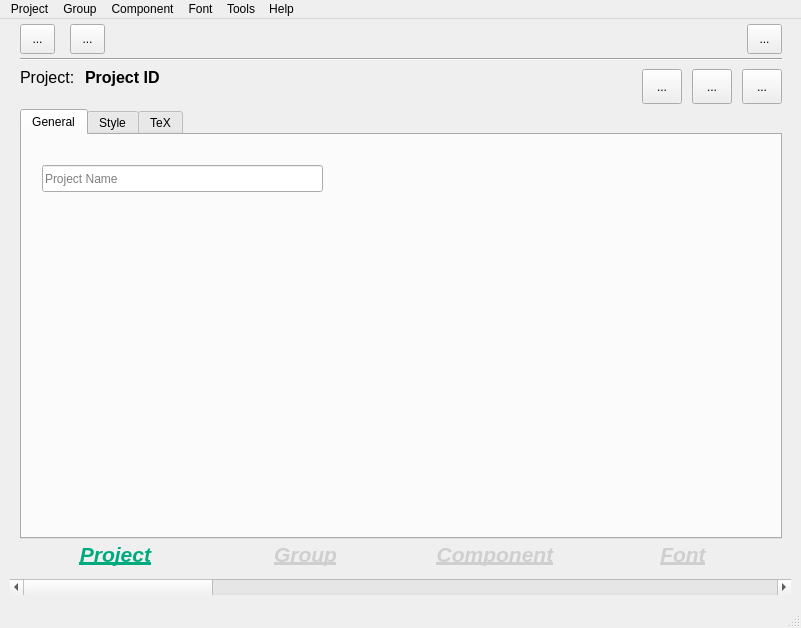
First picture: the form in lib/rapuma/dialog/main_dlg.ui, repository sillsdev/rapuma, before the edit.
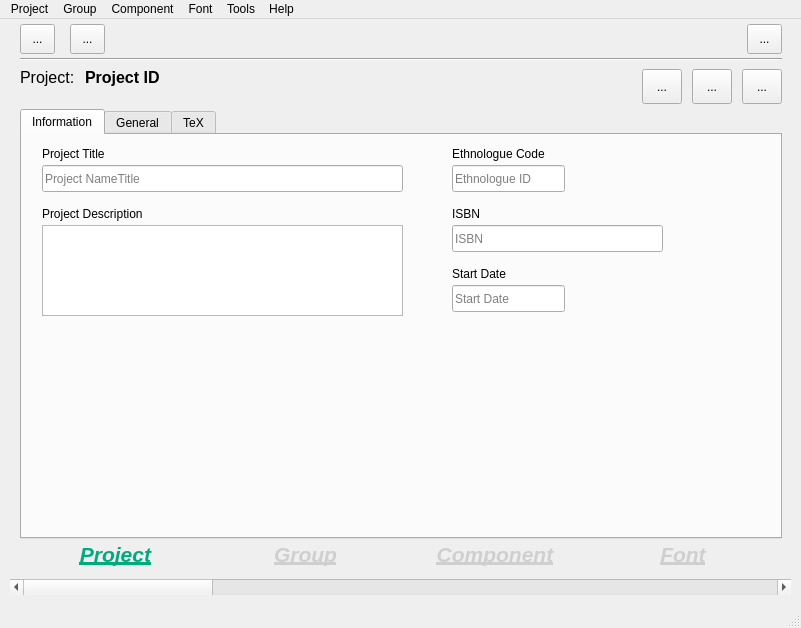
Second picture: the form after the edit. The open tabs and pages were chosen to show the change. Icons and pictures are not drawn.

What changed in the file:
```diff
--- a/lib/rapuma/dialog/main_dlg.ui
+++ b/lib/rapuma/dialog/main_dlg.ui
@@ -95,7 +95,7 @@
       </property>
       <widget class="QWidget" name="tabGeneralSettings">
        <attribute name="title">
-        <string>General</string>
+        <string>Information</string>
        </attribute>
        <attribute name="toolTip">
         <string>Backup project</string>
@@ -105,7 +105,7 @@
          <rect>
           <x>20</x>
           <y>30</y>
-          <width>281</width>
+          <width>361</width>
           <height>27</height>
          </rect>
         </property>
@@ -113,13 +113,136 @@
          <string>Project name, could be book title</string>
         </property>
         <property name="placeholderText">
-         <string>Project Name</string>
+         <string>Project NameTitle</string>
+        </property>
+       </widget>
+       <widget class="QTextEdit" name="textEditProjectPgInformationDescription">
+        <property name="geometry">
+         <rect>
+          <x>20</x>
+          <y>90</y>
+          <width>361</width>
+          <height>91</height>
+         </rect>
+        </property>
+       </widget>
+       <widget class="QLabel" name="lableProjectPgInformationDescription">
+        <property name="geometry">
+         <rect>
+          <x>20</x>
+          <y>70</y>
+          <width>141</width>
+          <height>17</height>
+         </rect>
+        </property>
+        <property name="text">
+         <string>Project Description</string>
+        </property>
+       </widget>
+       <widget class="QLabel" name="labelProjectPgInformationProjectTitle">
+        <property name="geometry">
+         <rect>
+          <x>20</x>
+          <y>10</y>
+          <width>101</width>
+          <height>17</height>
+         </rect>
+        </property>
+        <property name="text">
+         <string>Project Title</string>
+        </property>
+       </widget>
+       <widget class="QLineEdit" name="lineEditProjectPgInformationEthnologueId">
+        <property name="geometry">
+         <rect>
+          <x>430</x>
+          <y>30</y>
+          <width>113</width>
+          <height>27</height>
+         </rect>
+        </property>
+        <property name="toolTip">
+         <string>Enter the three letter Ethnologue code for this language</string>
+        </property>
+        <property name="placeholderText">
+         <string>Ethnologue ID</string>
+        </property>
+       </widget>
+       <widget class="QLabel" name="labelProjectPgInformationEthnologueId">
+        <property name="geometry">
+         <rect>
+          <x>430</x>
+          <y>10</y>
+          <width>121</width>
+          <height>17</height>
+         </rect>
+        </property>
+        <property name="text">
+         <string>Ethnologue Code</string>
+        </property>
+       </widget>
+       <widget class="QLabel" name="labelProjectPgInformationIsbn">
+        <property name="geometry">
+         <rect>
+          <x>430</x>
+          <y>70</y>
+          <width>66</width>
+          <height>17</height>
+         </rect>
+        </property>
+        <property name="text">
+         <string>ISBN</string>
+        </property>
+       </widget>
+       <widget class="QLabel" name="labelProjectPgInformationStartDate">
+        <property name="geometry">
+         <rect>
+          <x>430</x>
+          <y>130</y>
+          <width>81</width>
+          <height>17</height>
+         </rect>
+        </property>
+        <property name="text">
+         <string>Start Date</string>
+        </property>
+       </widget>
+       <widget class="QLineEdit" name="lineEditProjectPgInformationIsbn">
+        <property name="geometry">
+         <rect>
+          <x>430</x>
+          <y>90</y>
+          <width>211</width>
+          <height>27</height>
+         </rect>
+        </property>
+        <property name="toolTip">
+         <string>Enter the ISBN (if used)</string>
+        </property>
+        <property name="placeholderText">
+         <string>ISBN</string>
+        </property>
+       </widget>
+       <widget class="QLineEdit" name="lineEdit_2">
+        <property name="geometry">
+         <rect>
+          <x>430</x>
+          <y>150</y>
+          <width>113</width>
+          <height>27</height>
+         </rect>
+        </property>
+        <property name="toolTip">
+         <string>Enter the date this project was started</string>
+        </property>
+        <property name="placeholderText">
+         <string>Start Date</string>
         </property>
        </widget>
       </widget>
       <widget class="QWidget" name="tabStyle">
        <attribute name="title">
-        <string>Style</string>
+        <string>General</string>
        </attribute>
       </widget>
       <widget class="QWidget" name="tabTex">
```
Left out of the diff: 215 changed lines with no effect on the pictures.
